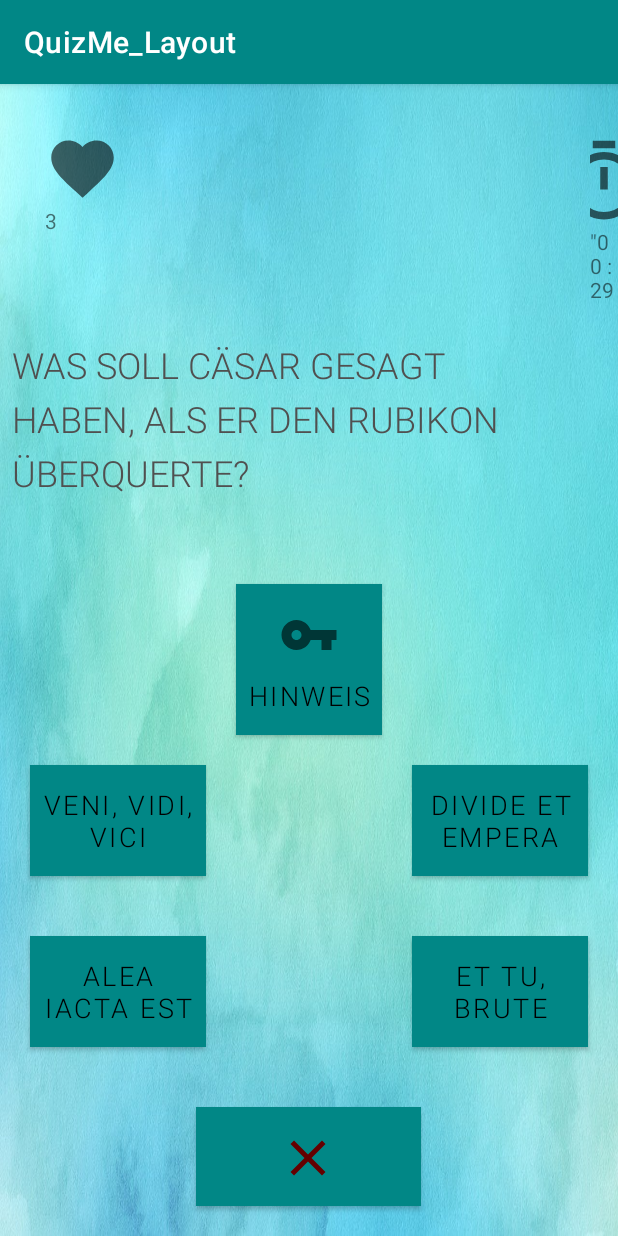
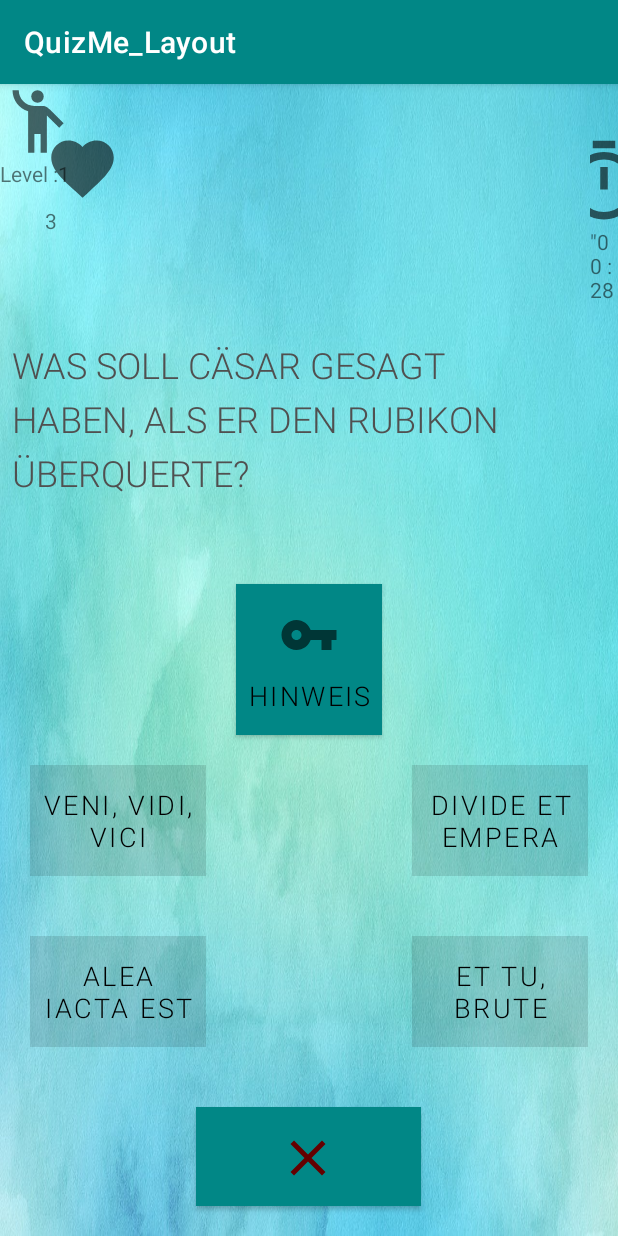
Before and after one commit to lianenguyen1998/QuizMe, an Android app: the Quiz screen opened directly, with no data from a screen before it, after a tap on "VENI, VIDI, VICI", on a phone screen of 412 x 824 dp. Run offline under Robolectric (Android 15) with nearby library versions, the phone set to English and light mode, and no system bars; Roboto replaces fonts that are not available here.

```diff
--- a/app/src/main/java/com/example/quizme_layout/Quiz.java
+++ b/app/src/main/java/com/example/quizme_layout/Quiz.java
@@ -193,12 +193,6 @@ public class Quiz extends AppCompatActivity implements Countdown {
                     answered = true;
                     Toast.makeText(getApplicationContext(), "richtig", Toast.LENGTH_LONG).show();
 
-                    //nachdem man eine Antwort anklickt -> nicht mehr drücken
-                    //btn[0].setEnabled(false);
-                    //btn[1].setEnabled(false);
-                    //btn[2].setEnabled(false);
-                    //btn[3].setEnabled(false);
-
                     // -> Gewonnen Pop Up -> next level
 
                 } else {
@@ -208,6 +202,11 @@ public class Quiz extends AppCompatActivity implements Countdown {
                     answered = false;
                 }
 
+            //nachdem man eine Antwort anklickt -> nicht mehr drücken
+            option1.setEnabled(false);
+            option2.setEnabled(false);
+            option3.setEnabled(false);
+            option4.setEnabled(false);
 
         }
 
--- a/app/src/main/res/layout/quiz.xml
+++ b/app/src/main/res/layout/quiz.xml
@@ -14,10 +14,6 @@
 
         android:layout_width="wrap_content"
         android:layout_height="wrap_content"
-        android:layout_alignParentStart="true"
-        android:layout_alignParentTop="true"
-        android:layout_marginStart="731dp"
-        android:layout_marginTop="31dp"
         app:drawableTopCompat="@drawable/vector_level"
          />
 
```
